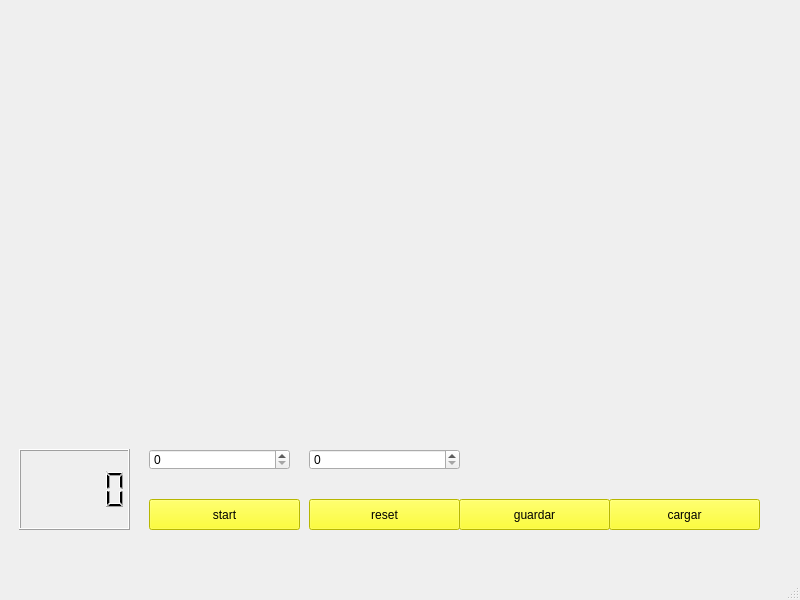
This is t3nuevo/mainwindow.ui in francoche/tp3nuevo as Qt 5 draws it before an edit. The edited form follows.
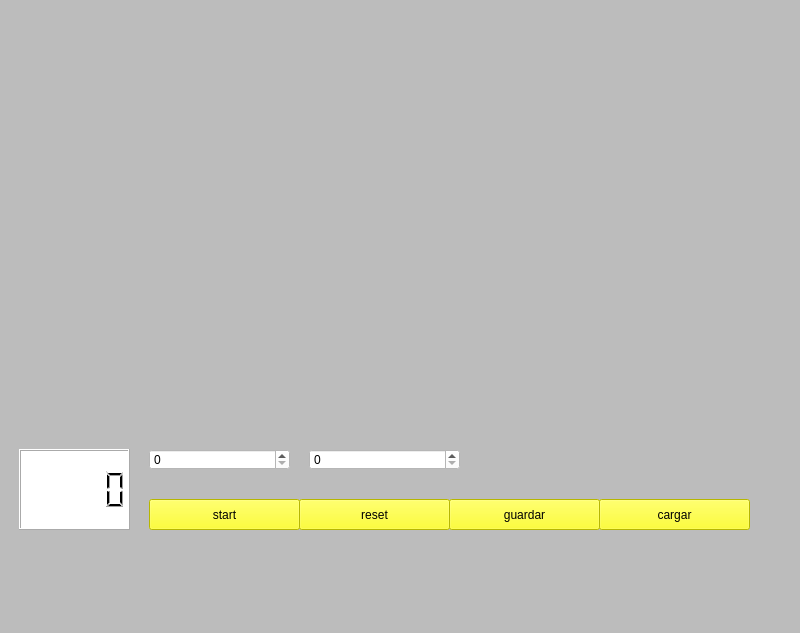
This is the edited form.

```diff
--- a/t3nuevo/mainwindow.ui
+++ b/t3nuevo/mainwindow.ui
@@ -7,14 +7,14 @@
     <x>0</x>
     <y>0</y>
     <width>800</width>
-    <height>600</height>
+    <height>633</height>
    </rect>
   </property>
   <property name="windowTitle">
    <string>MainWindow</string>
   </property>
   <property name="styleSheet">
-   <string notr="true">
+   <string notr="true">background-color: rgb(188, 188, 188);
 </string>
   </property>
   <widget class="QWidget" name="centralwidget">
@@ -64,6 +64,9 @@
        <height>81</height>
       </rect>
      </property>
+     <property name="styleSheet">
+      <string notr="true">background-color: rgb(255, 255, 255);</string>
+     </property>
     </widget>
     <widget class="QPushButton" name="pushButton">
      <property name="geometry">
@@ -84,7 +87,7 @@
     <widget class="QPushButton" name="pushButton_2">
      <property name="geometry">
       <rect>
-       <x>300</x>
+       <x>290</x>
        <y>70</y>
        <width>151</width>
        <height>31</height>
@@ -106,6 +109,9 @@
        <height>21</height>
       </rect>
      </property>
+     <property name="styleSheet">
+      <string notr="true">background-color: rgb(255, 255, 255);</string>
+     </property>
     </widget>
     <widget class="QSpinBox" name="spinBox_2">
      <property name="geometry">
@@ -116,11 +122,14 @@
        <height>21</height>
       </rect>
      </property>
+     <property name="styleSheet">
+      <string notr="true">background-color: rgb(255, 255, 255);</string>
+     </property>
     </widget>
     <widget class="QPushButton" name="pushButton_3">
      <property name="geometry">
       <rect>
-       <x>450</x>
+       <x>440</x>
        <y>70</y>
        <width>151</width>
        <height>31</height>
@@ -136,7 +145,7 @@
     <widget class="QPushButton" name="pushButton_4">
      <property name="geometry">
       <rect>
-       <x>600</x>
+       <x>590</x>
        <y>70</y>
        <width>151</width>
        <height>31</height>
```
